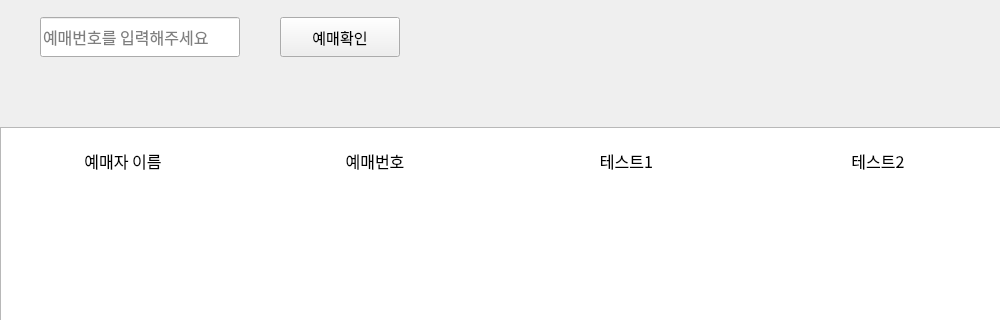
Above: searchpage.ui from 2sseong/mini_project_2025-03 before the change; both pictures show x 0 to 1000 and y 133 to 453 of the 1000 by 700 pixel window. Below: the same form after it.
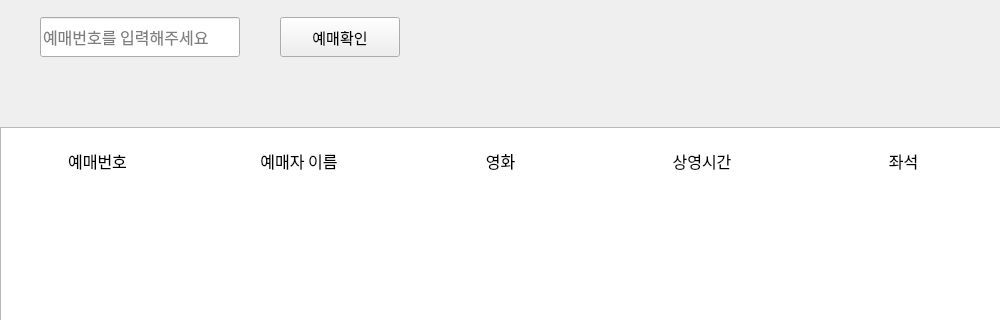
That is the form after the change.

What changed in the file:
```diff
--- a/searchpage.ui
+++ b/searchpage.ui
@@ -122,24 +122,24 @@
          </font>
         </property>
         <property name="text">
-         <string>예매자 이름</string>
-        </property>
-        <property name="alignment">
-         <set>Qt::AlignCenter</set>
-        </property>
-       </widget>
-      </item>
-      <item>
-       <widget class="QLabel" name="lbl_1">
-        <property name="font">
-         <font>
-          <family>NanumGothic</family>
-          <pointsize>12</pointsize>
-         </font>
-        </property>
-        <property name="text">
          <string>예매번호</string>
         </property>
+        <property name="alignment">
+         <set>Qt::AlignCenter</set>
+        </property>
+       </widget>
+      </item>
+      <item>
+       <widget class="QLabel" name="lbl_1">
+        <property name="font">
+         <font>
+          <family>NanumGothic</family>
+          <pointsize>12</pointsize>
+         </font>
+        </property>
+        <property name="text">
+         <string>예매자 이름</string>
+        </property>
         <property name="scaledContents">
          <bool>false</bool>
         </property>
@@ -157,7 +157,7 @@
          </font>
         </property>
         <property name="text">
-         <string>테스트1</string>
+         <string>영화</string>
         </property>
         <property name="alignment">
          <set>Qt::AlignCenter</set>
@@ -173,7 +173,23 @@
          </font>
         </property>
         <property name="text">
-         <string>테스트2</string>
+         <string>상영시간</string>
+        </property>
+        <property name="alignment">
+         <set>Qt::AlignCenter</set>
+        </property>
+       </widget>
+      </item>
+      <item>
+       <widget class="QLabel" name="lbl_6">
+        <property name="font">
+         <font>
+          <family>NanumGothic</family>
+          <pointsize>12</pointsize>
+         </font>
+        </property>
+        <property name="text">
+         <string>좌석</string>
         </property>
         <property name="alignment">
          <set>Qt::AlignCenter</set>
```
Left out of the diff: 107 changed lines with no effect on the pictures.
